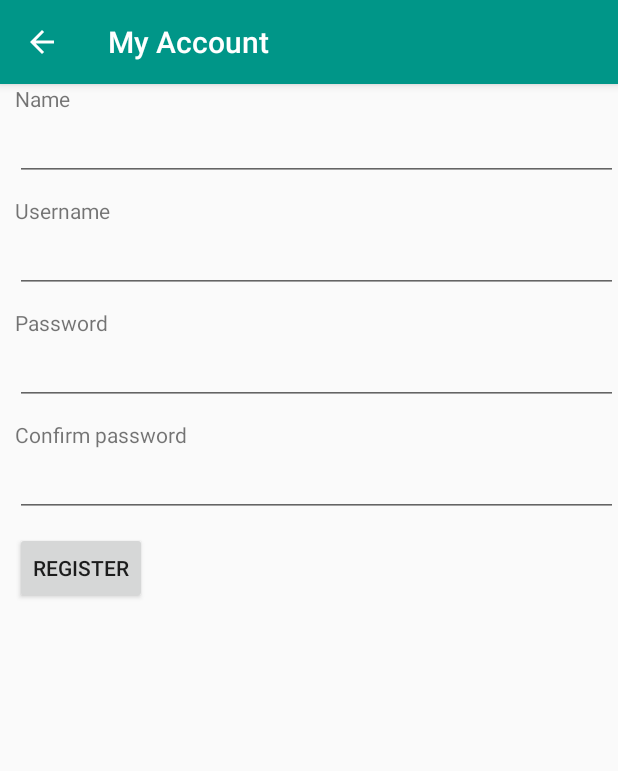
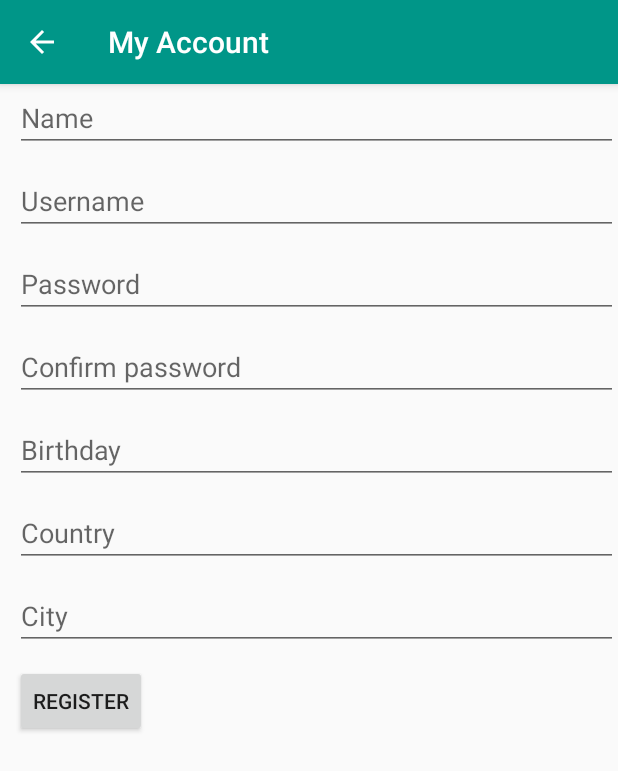
Before and after one commit to Firujo/DAAM, an Android app: the fragment RegisterFragment placed in its activity, after a tap on "REGISTER", on a phone screen of 412 x 824 dp. Shown: the top 771 px of the screen. Run offline under Robolectric (Android 15) with nearby library versions, the phone set to English and light mode, and no system bars; our stand-ins replace Firebase (no records; nobody signed in at launch, a user with empty details on screens opened directly).

Commit message:
Added new EditText and removed textview from register layout

```diff
--- a/app/src/main/java/pt/iul/iscte/daam/fitmeet/account/RegisterFragment.java
+++ b/app/src/main/java/pt/iul/iscte/daam/fitmeet/account/RegisterFragment.java
@@ -29,6 +29,9 @@ public class RegisterFragment extends FragmentView implements RegisterView {
   private EditText usernameEditText;
   private EditText passwordEditText;
   private EditText passwordConfirmationEditText;
+  private EditText birthdayEditText;
+  private EditText countryEditText;
+  private EditText cityEditText;
   private OnFragmentInteractionListener mListener;
 
   private FirebaseAuth mAuth;
@@ -105,6 +108,9 @@ public class RegisterFragment extends FragmentView implements RegisterView {
     usernameEditText = (EditText) view.findViewById(R.id.usernameEditText);
     passwordEditText = (EditText) view.findViewById(R.id.passwordEditText);
     passwordConfirmationEditText = (EditText) view.findViewById(R.id.passwordConfirmationEditText);
+    birthdayEditText = (EditText) view.findViewById(R.id.birthday);
+    countryEditText = (EditText) view.findViewById(R.id.country);
+    cityEditText = (EditText) view.findViewById(R.id.city);
   }
 
   //// TODO: 01-05-2017  ver v8 phoneinputfragment
@@ -115,8 +121,12 @@ public class RegisterFragment extends FragmentView implements RegisterView {
         final String username = usernameEditText.getText().toString();
         final String password = passwordEditText.getText().toString();
         final String passwordConfirmation = passwordConfirmationEditText.getText().toString();
+        final String birthday = birthdayEditText.getText().toString();
+        final String country = countryEditText.getText().toString();
+        final String city = cityEditText.getText().toString();
 
-        presenter.pressedRegister(name, username, password, passwordConfirmation);
+        presenter.pressedRegister(name, username, password, passwordConfirmation, birthday, country,
+            city);
       }
     });
   }
--- a/app/src/main/java/pt/iul/iscte/daam/fitmeet/account/RegisterManager.java
+++ b/app/src/main/java/pt/iul/iscte/daam/fitmeet/account/RegisterManager.java
@@ -29,7 +29,8 @@ public class RegisterManager {
   }
 
   public void registerNewUser(String name, String username, String password,
-      String passwordConfirmation, RegisterPresenter.RegisterListener listener) {
+      String passwordConfirmation, String birthday, String country, String city,
+      RegisterPresenter.RegisterListener listener) {
     boolean validInputs =
         credentialsValidator.validate(name, username, password, passwordConfirmation);
 
--- a/app/src/main/java/pt/iul/iscte/daam/fitmeet/account/RegisterPresenter.java
+++ b/app/src/main/java/pt/iul/iscte/daam/fitmeet/account/RegisterPresenter.java
@@ -49,8 +49,9 @@ public class RegisterPresenter implements FragmentPresenter {
   }
 
   public void pressedRegister(String name, String username, String password,
-      String passwordConfirmation) {
-    registerManager.registerNewUser(name, username, password, passwordConfirmation,
+      String passwordConfirmation, String birthday, String country, String city) {
+    registerManager.registerNewUser(name, username, password, passwordConfirmation, birthday,
+        country, city,
         new RegisterListener() {
           @Override public void onCompleteRegistration(int success) {
             if (success == RegisterManager.INVALID_INPUTS) {
--- a/app/src/main/res/layout/fragment_register.xml
+++ b/app/src/main/res/layout/fragment_register.xml
@@ -6,26 +6,14 @@
     tools:context="pt.iul.iscte.daam.fitmeet.account.RegisterFragment"
     >
 
-  <TextView
-      android:layout_width="wrap_content"
-      android:layout_height="wrap_content"
-      android:text="@string/name"
-      android:layout_marginLeft="10dp"
-      />
-
   <EditText
       android:id="@+id/nameEditText"
       android:layout_width="match_parent"
       android:layout_height="wrap_content"
       android:layout_marginLeft="10dp"
       android:layout_marginBottom="10dp"
-      />
-
-  <TextView
-      android:layout_width="wrap_content"
-      android:layout_height="wrap_content"
-      android:text="@string/username"
-      android:layout_marginLeft="10dp"
+      android:inputType="textPersonName"
+      android:hint="@string/name"
       />
 
   <EditText
@@ -34,14 +22,7 @@
       android:layout_height="wrap_content"
       android:layout_marginBottom="10dp"
       android:layout_marginLeft="10dp"
-      />
-
-
-  <TextView
-      android:layout_width="wrap_content"
-      android:layout_height="wrap_content"
-      android:text="@string/password"
-      android:layout_marginLeft="10dp"
+      android:hint="@string/username"
       />
 
   <EditText
@@ -51,13 +32,7 @@
       android:layout_marginBottom="10dp"
       android:layout_marginLeft="10dp"
       android:inputType="textPassword"
-      />
-
-  <TextView
-      android:layout_width="wrap_content"
-      android:layout_height="wrap_content"
-      android:text="@string/confirm_password"
-      android:layout_marginLeft="10dp"
+      android:hint="@string/password"
       />
 
   <EditText
@@ -67,6 +42,34 @@
       android:layout_marginBottom="10dp"
       android:layout_marginLeft="10dp"
       android:inputType="textPassword"
+      android:hint="@string/confirm_password"
+      />
+
+  <EditText
+      android:layout_width="match_parent"
+      android:layout_height="wrap_content"
+      android:id="@+id/birthday"
+      android:layout_marginBottom="10dp"
+      android:layout_marginLeft="10dp"
+      android:inputType="date"
+      android:hint="@string/birthday"
+      />
+  <EditText
+      android:layout_width="match_parent"
+      android:layout_height="wrap_content"
+      android:layout_marginBottom="10dp"
+      android:layout_marginLeft="10dp"
+      android:id="@+id/country"
+      android:hint="@string/country"
+      />
+
+  <EditText
+      android:layout_width="match_parent"
+      android:layout_height="wrap_content"
+      android:layout_marginBottom="10dp"
+      android:layout_marginLeft="10dp"
+      android:id="@+id/city"
+      android:hint="@string/city"
       />
 
   <Button
--- a/app/src/main/res/values/strings.xml
+++ b/app/src/main/res/values/strings.xml
@@ -23,5 +23,8 @@
   <string name="label_date">Date</string>
   <string name="save">SAVE</string>
   <string name="create_event_gather_created">Gather created!</string>
+  <string name="birthday">Birthday</string>
+  <string name="country">Country</string>
+  <string name="city">City</string>
 
 </resources>
```
